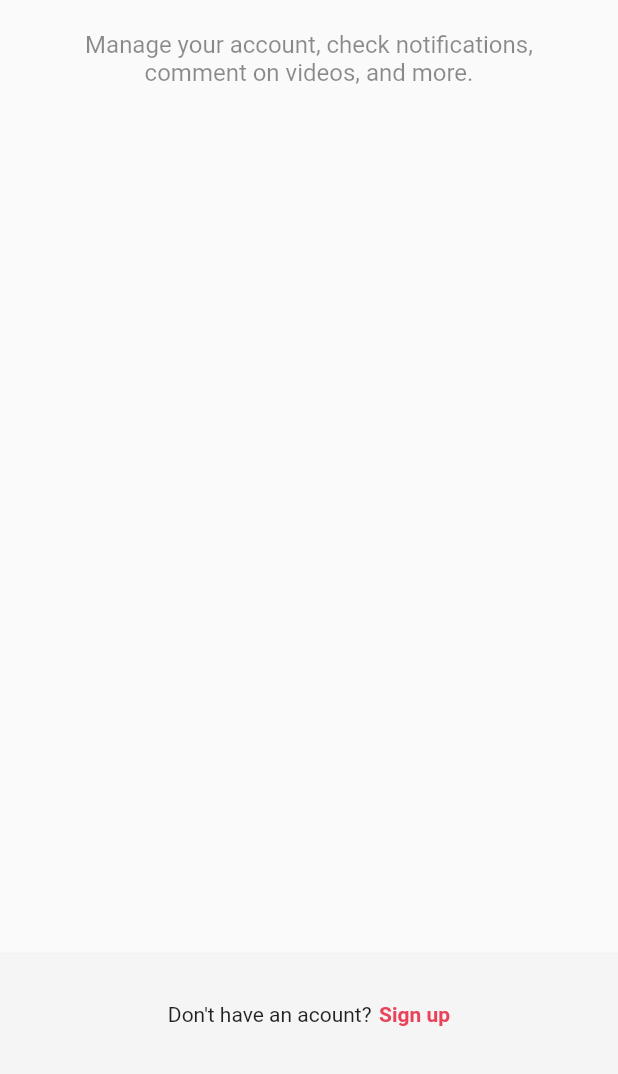
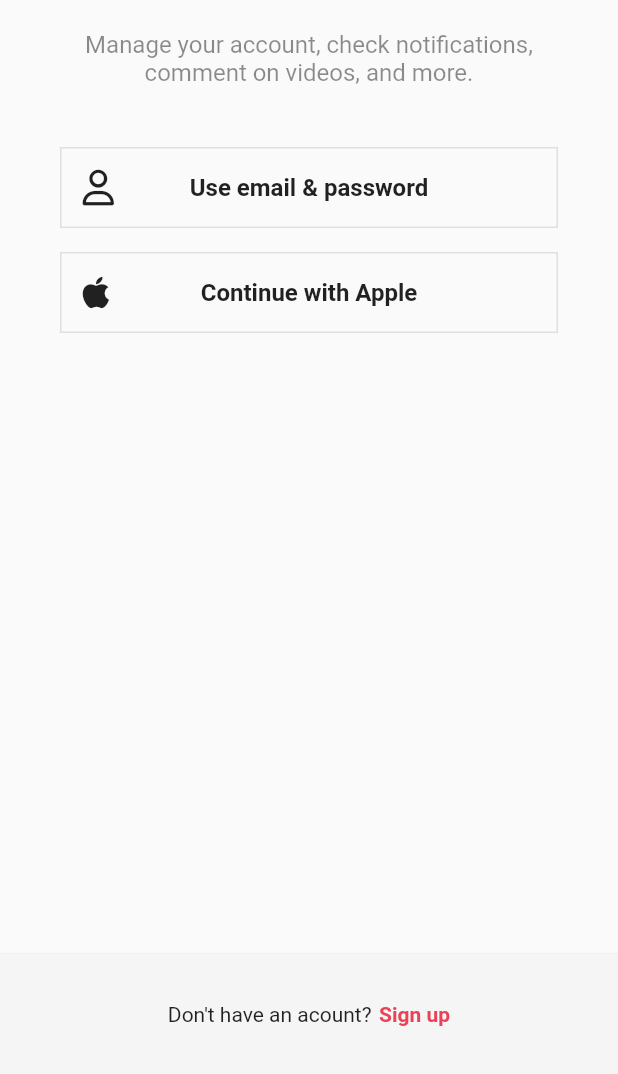
Before and after one commit to hanjh363/flutter-tiktok, a Flutter app: the screen it shows after launch, after a tap on "Log in", on a phone screen of 412 x 824 dp, the part 162-1236 px from its top. Run offline on Flutter 3.47's test engine with Material 2 defaults, Android fonts, the phone set to English and light mode, and no system bars; our stand-ins replace font_awesome_flutter.

Commit message:
auth button

```diff
--- a/lib/features/authentication/login_screen.dart
+++ b/lib/features/authentication/login_screen.dart
@@ -1,6 +1,8 @@
 import 'package:flutter/material.dart';
+import 'package:font_awesome_flutter/font_awesome_flutter.dart';
 import 'package:tiktok/constants/gaps.dart';
 import 'package:tiktok/constants/sizes.dart';
+import 'package:tiktok/features/authentication/widgets/auth_button.dart';
 
 class LoginScreen extends StatelessWidget {
   const LoginScreen({super.key});
@@ -35,6 +37,20 @@ class LoginScreen extends StatelessWidget {
                   color: Colors.black45,
                 ),
                 textAlign: TextAlign.center,
+              ),
+              Gaps.v40,
+              AuthButton(
+                icon: FaIcon(
+                  FontAwesomeIcons.user,
+                ),
+                text: 'Use email & password',
+              ),
+              Gaps.v16,
+              AuthButton(
+                icon: FaIcon(
+                  FontAwesomeIcons.apple,
+                ),
+                text: 'Continue with Apple',
               ),
             ],
           ),
--- a/lib/features/authentication/sign_up_screen.dart
+++ b/lib/features/authentication/sign_up_screen.dart
@@ -1,4 +1,5 @@
 import 'package:flutter/material.dart';
+import 'package:font_awesome_flutter/font_awesome_flutter.dart';
 import 'package:tiktok/constants/gaps.dart';
 import 'package:tiktok/constants/sizes.dart';
 import 'package:tiktok/features/authentication/login_screen.dart';
@@ -44,9 +45,16 @@ class SignUpScreen extends StatelessWidget {
               ),
               Gaps.v40,
               AuthButton(
-                text: 'User phone or email',
+                icon: FaIcon(
+                  FontAwesomeIcons.user,
+                ),
+                text: 'Use email & password',
               ),
+              Gaps.v16,
               AuthButton(
+                icon: FaIcon(
+                  FontAwesomeIcons.apple,
+                ),
                 text: 'Continue with Apple',
               ),
             ],
--- a/lib/features/authentication/widgets/auth_button.dart
+++ b/lib/features/authentication/widgets/auth_button.dart
@@ -1,12 +1,15 @@
 import 'package:flutter/material.dart';
+import 'package:font_awesome_flutter/font_awesome_flutter.dart';
 import 'package:tiktok/constants/sizes.dart';
 
 class AuthButton extends StatelessWidget {
   final String text;
+  final FaIcon icon;
 
   const AuthButton({
     super.key,
     required this.text,
+    required this.icon,
   });
 
   @override
@@ -14,21 +17,30 @@ class AuthButton extends StatelessWidget {
     return FractionallySizedBox(
       widthFactor: 1,
       child: Container(
-        padding: const EdgeInsets.symmetric(
-          vertical: Sizes.size14,
+        padding: const EdgeInsets.all(
+          Sizes.size14,
         ),
         decoration: BoxDecoration(
             border: Border.all(
           color: Colors.grey.shade300,
           width: Sizes.size1,
         )),
-        child: Text(
-          text,
-          style: const TextStyle(
-            fontSize: Sizes.size16,
-            fontWeight: FontWeight.w600,
-          ),
-          textAlign: TextAlign.center,
+        child: Stack(
+          alignment: Alignment.center,
+          children: [
+            Align(
+              alignment: Alignment.centerLeft,
+              child: icon,
+            ),
+            Text(
+              text,
+              style: const TextStyle(
+                fontSize: Sizes.size16,
+                fontWeight: FontWeight.w600,
+              ),
+              // textAlign: TextAlign.center,
+            ),
+          ],
         ),
       ),
     );
--- a/pubspec.yaml
+++ b/pubspec.yaml
@@ -36,6 +36,8 @@ dependencies:
   # The following adds the Cupertino Icons font to your application.
   # Use with the CupertinoIcons class for iOS style icons.
   cupertino_icons: ^1.0.2
+
+  font_awesome_flutter: 10.3.0
 
 dev_dependencies:
   flutter_test:
```
Also changed, not shown: pubspec.lock.
